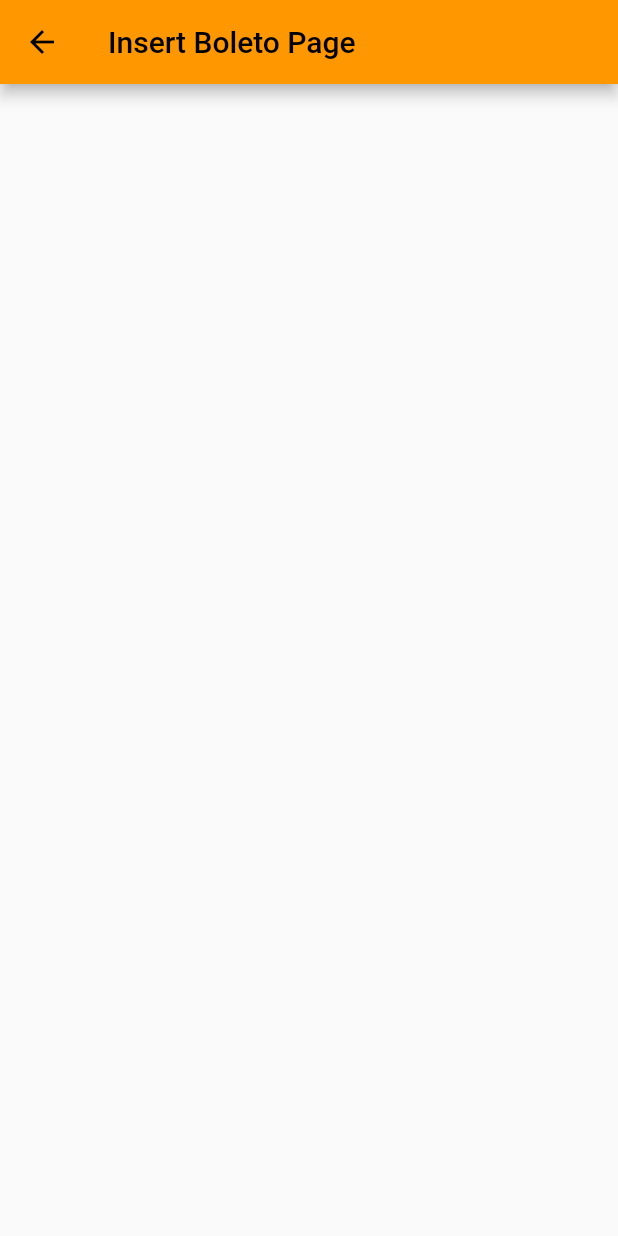
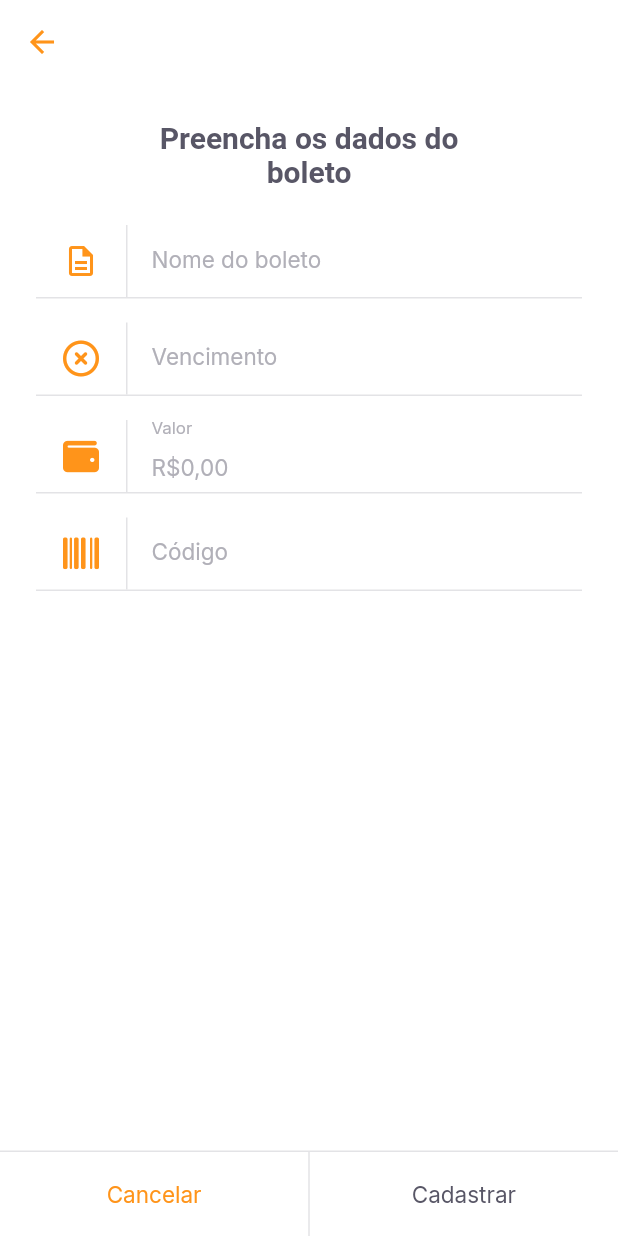
Before and after one commit to AndreyBernardoni/ConnectPay, a Flutter app: the InsertBoletoPage screen opened by its route, on a phone screen of 412 x 824 dp. Run offline on Flutter 3.47's test engine with Material 2 defaults, Android fonts, the phone set to English and light mode, and no system bars; our stand-ins replace camera, firebase_core, flutter_masked_text2, font_awesome_flutter, google_fonts, google_sign_in and 2 more; missing offline and left inert: google_ml_kit; accounts and stored records are empty.

Commit message:
Implementado Insert_page

```diff
--- a/lib/modules/home/home_page.dart
+++ b/lib/modules/home/home_page.dart
@@ -76,7 +76,7 @@
             ),
             GestureDetector(
               onTap: () {
-                Navigator.pushNamed(context, "/barcode_scanner");
+                Navigator.pushNamed(context, "/insert_boleto");
               },
               child: Container(
                 child: Icon(
--- /dev/null
+++ b/lib/modules/insert_boleto/insert_boleto_controller.dart
@@ -0,0 +1,35 @@
+import 'package:flutter/material.dart';
+import '../models/boleto_model.dart';
+
+class InsertBoletoController {
+  final formKey = GlobalKey<FormState>();
+  BoletoModel model = BoletoModel();
+
+  String? validateName(String? value) =>
+      value?.isEmpty ?? true ? "O nome não pode ser vazio" : null;
+  String? validateVencimento(String? value) =>
+      value?.isEmpty ?? true ? "A data de vencimento não pode ser vazio" : null;
+  String? validateValor(double value) =>
+      value == 0 ? "Insira um valor maior que R\$ 0,00" : null;
+  String? validateCodigo(String? value) =>
+      value?.isEmpty ?? true ? "O código do boleto não pode ser vazio" : null;
+
+  void onChange({
+    String? name,
+    String? dueDate,
+    double? value,
+    String? barcode,
+  }) {
+    model = model.copyWith(
+      name: name,
+      dueDate: dueDate,
+      value: value,
+      barcode: barcode,
+    );
+  }
+
+  Future<void> cadastrarBoleto() async {
+    final form = formKey.currentState;
+    if (form!.validate()) {}
+  }
+}
--- a/lib/modules/insert_boleto/insert_boleto_page.dart
+++ b/lib/modules/insert_boleto/insert_boleto_page.dart
@@ -1,13 +1,124 @@
 import 'package:flutter/material.dart';
+import 'package:flutter_masked_text2/flutter_masked_text2.dart';
+import 'package:font_awesome_flutter/font_awesome_flutter.dart';
 
-class InsertBoletoPage extends StatelessWidget {
-  const InsertBoletoPage({Key? key}) : super(key: key);
+import '../../shared/themes/app_colors.dart';
+import '../../shared/themes/app_text_style.dart';
+import '../../shared/widgets/input_text/input_text_widget.dart';
+import '../../shared/widgets/set_label_buttons/set_label_buttons.dart';
+import 'insert_boleto_controller.dart';
+
+class InsertBoletoPage extends StatefulWidget {
+  final String? barcode;
+  const InsertBoletoPage({Key? key, this.barcode}) : super(key: key);
+
+  @override
+  _InsertBoletoPageState createState() => _InsertBoletoPageState();
+}
+
+class _InsertBoletoPageState extends State<InsertBoletoPage> {
+  final controller = InsertBoletoController();
+
+  final moneyInputTextController = MoneyMaskedTextController(
+    leftSymbol: "R\$",
+    decimalSeparator: ",",
+  );
+
+  final dueDateInputTextController = MaskedTextController(mask: "00/00/0000");
+  final barcodeInputTextController = TextEditingController();
+
+  @override
+  void initState() {
+    if (widget.barcode != null) {
+      barcodeInputTextController.text = widget.barcode!;
+    }
+    super.initState();
+  }
 
   @override
   Widget build(BuildContext context) {
     return Scaffold(
+      backgroundColor: AppColors.background,
       appBar: AppBar(
-        title: Text("Insert Boleto Page"),
+        backgroundColor: AppColors.background,
+        elevation: 0,
+        leading: BackButton(
+          color: AppColors.primary,
+        ),
+      ),
+      body: SingleChildScrollView(
+        child: Padding(
+          padding: const EdgeInsets.symmetric(horizontal: 24),
+          child: Column(
+            crossAxisAlignment: CrossAxisAlignment.center,
+            children: [
+              Padding(
+                padding:
+                    const EdgeInsets.symmetric(horizontal: 73, vertical: 24),
+                child: Text(
+                  "Preencha os dados do boleto",
+                  style: TextStyles.titleBoldHeading,
+                  textAlign: TextAlign.center,
+                ),
+              ),
+              Form(
+                  key: controller.formKey,
+                  child: Column(
+                    children: [
+                      InputTextWidget(
+                        label: "Nome do boleto",
+                        icon: Icons.description_outlined,
+                        validator: controller.validateName,
+                        onChanged: (value) {
+                          controller.onChange(name: value);
+                        },
+                      ),
+                      InputTextWidget(
+                        controller: dueDateInputTextController,
+                        label: "Vencimento",
+                        icon: FontAwesomeIcons.circleXmark,
+                        validator: controller.validateVencimento,
+                        onChanged: (value) {
+                          controller.onChange(dueDate: value);
+                        },
+                      ),
+                      InputTextWidget(
+                        controller: moneyInputTextController,
+                        label: "Valor",
+                        icon: FontAwesomeIcons.wallet,
+                        validator: (_) => controller.validateValor(
+                            moneyInputTextController.numberValue),
+                        onChanged: (value) {
+                          controller.onChange(
+                              value: moneyInputTextController.numberValue);
+                        },
+                      ),
+                      InputTextWidget(
+                        controller: barcodeInputTextController,
+                        label: "Código",
+                        icon: FontAwesomeIcons.barcode,
+                        validator: controller.validateCodigo,
+                        onChanged: (value) {
+                          controller.onChange(barcode: value);
+                        },
+                      )
+                    ],
+                  ))
+            ],
+          ),
+        ),
+      ),
+      bottomNavigationBar: SetLabelButtons(
+        enablePrimaryColor: true,
+        primaryLabel: "Cancelar",
+        primaryOnPressed: () {
+          Navigator.pop(context);
+        },
+        secondaryLabel: "Cadastrar",
+        secondaryOnPressed: () async {
+          await controller.cadastrarBoleto();
+          Navigator.pop(context);
+        },
       ),
     );
   }
--- /dev/null
+++ b/lib/modules/models/boleto_model.dart
@@ -0,0 +1,72 @@
+import 'dart:convert';
+
+class BoletoModel {
+  final String? name;
+  final String? dueDate;
+  final double? value;
+  final String? barcode;
+  BoletoModel({
+    this.name,
+    this.dueDate,
+    this.value,
+    this.barcode,
+  });
+
+  BoletoModel copyWith({
+    String? name,
+    String? dueDate,
+    double? value,
+    String? barcode,
+  }) {
+    return BoletoModel(
+      name: name ?? this.name,
+      dueDate: dueDate ?? this.dueDate,
+      value: value ?? this.value,
+      barcode: barcode ?? this.barcode,
+    );
+  }
+
+  Map<String, dynamic> toMap() {
+    return {
+      'name': name,
+      'dueDate': dueDate,
+      'value': value,
+      'barcode': barcode,
+    };
+  }
+
+  factory BoletoModel.fromMap(Map<String, dynamic> map) {
+    return BoletoModel(
+      name: map['name'],
+      dueDate: map['dueDate'],
+      value: map['value'],
+      barcode: map['barcode'],
+    );
+  }
+
+  String toJson() => json.encode(toMap());
+
+  factory BoletoModel.fromJson(String source) =>
+      BoletoModel.fromMap(json.decode(source));
+
+  @override
+  String toString() {
+    return 'BoletoModel(name: $name, dueDate: $dueDate, value: $value, barcode: $barcode)';
+  }
+
+  @override
+  bool operator ==(Object other) {
+    if (identical(this, other)) return true;
+
+    return other is BoletoModel &&
+        other.name == name &&
+        other.dueDate == dueDate &&
+        other.value == value &&
+        other.barcode == barcode;
+  }
+
+  @override
+  int get hashCode {
+    return name.hashCode ^ dueDate.hashCode ^ value.hashCode ^ barcode.hashCode;
+  }
+}
--- a/lib/shared/themes/app_colors.dart
+++ b/lib/shared/themes/app_colors.dart
@@ -11,4 +11,5 @@
   static final stroke = Color(0xFFE3E3E6);
   static final shape = Color(0xFFFAFAFC);
   static final background = Color(0xFFFFFFFF);
+  static final input = Color(0xFFB1B0B8);
 }
--- a/lib/shared/themes/app_text_style.dart
+++ b/lib/shared/themes/app_text_style.dart
@@ -108,4 +108,9 @@
     fontWeight: FontWeight.w600,
     color: AppColors.body,
   );
+  static final input = GoogleFonts.inter(
+    fontSize: 15,
+    fontWeight: FontWeight.w400,
+    color: AppColors.input,
+  );
 }
--- /dev/null
+++ b/lib/shared/widgets/input_text/input_text_widget.dart
@@ -0,0 +1,67 @@
+import 'package:flutter/material.dart';
+
+import '../../themes/app_colors.dart';
+import '../../themes/app_text_style.dart';
+
+class InputTextWidget extends StatelessWidget {
+  final String label;
+  final IconData icon;
+  final String? initalValue;
+  final String? Function(String?)? validator;
+  final TextEditingController? controller;
+  final void Function(String value) onChanged;
+  const InputTextWidget(
+      {Key? key,
+      required this.label,
+      required this.icon,
+      required this.onChanged,
+      this.initalValue,
+      this.validator,
+      this.controller})
+      : super(key: key);
+
+  @override
+  Widget build(BuildContext context) {
+    return Padding(
+      padding: const EdgeInsets.only(bottom: 16),
+      child: Column(
+        children: [
+          TextFormField(
+            controller: controller,
+            initialValue: initalValue,
+            validator: validator,
+            onChanged: onChanged,
+            style: TextStyles.input,
+            decoration: InputDecoration(
+                contentPadding: EdgeInsets.zero,
+                labelText: label,
+                labelStyle: TextStyles.input,
+                icon: Row(
+                  mainAxisSize: MainAxisSize.min,
+                  children: [
+                    Padding(
+                      padding: const EdgeInsets.symmetric(horizontal: 18),
+                      child: Icon(
+                        icon,
+                        color: AppColors.primary,
+                      ),
+                    ),
+                    Container(
+                      width: 1,
+                      height: 48,
+                      color: AppColors.stroke,
+                    )
+                  ],
+                ),
+                border: InputBorder.none),
+          ),
+          Divider(
+            height: 1,
+            thickness: 1,
+            color: AppColors.stroke,
+          )
+        ],
+      ),
+    );
+  }
+}
--- a/lib/shared/widgets/set_label_buttons/set_label_buttons.dart
+++ b/lib/shared/widgets/set_label_buttons/set_label_buttons.dart
@@ -2,6 +2,7 @@
 import 'package:bill_controll/shared/widgets/vertical_divider/vertical_divider_widget.dart';
 import 'package:flutter/material.dart';
 
+import '../../themes/app_colors.dart';
 import '../label_button/label_button.dart';
 
 class SetLabelButtons extends StatelessWidget {
@@ -10,18 +11,31 @@
   final String secondaryLabel;
   final VoidCallback secondaryOnPressed;
   final bool enablePrimaryColor;
-  const SetLabelButtons(
-      {Key? key,
+  final bool enableSecondaryColor;
+  const SetLabelButtons({
+    Key? key,
     required this.primaryLabel,
     required this.primaryOnPressed,
     required this.secondaryLabel,
     required this.secondaryOnPressed,
-      this.enablePrimaryColor = false})
-      : super(key: key);
+    this.enablePrimaryColor = false,
+    this.enableSecondaryColor = false,
+  }) : super(key: key);
 
   @override
   Widget build(BuildContext context) {
-    return SizedBox(
+    return Container(
+      color: AppColors.background,
+      height: 57,
+      child: Column(
+        mainAxisSize: MainAxisSize.min,
+        children: [
+          Divider(
+            thickness: 1,
+            height: 1,
+            color: AppColors.stroke,
+          ),
+          Container(
             height: 56,
             child: Row(
               children: [
@@ -30,13 +44,15 @@
                   label: primaryLabel,
                   onPressed: primaryOnPressed,
                   style: enablePrimaryColor ? TextStyles.buttonPrimary : null,
-            ),
-          ),
+                )),
                 VerticalDividerWidget(),
                 Expanded(
                     child: LabelButton(
                   label: secondaryLabel,
                   onPressed: secondaryOnPressed,
+                  style: enableSecondaryColor ? TextStyles.buttonPrimary : null,
+                ))
+              ],
             ),
           ),
         ],
```
Lines whose indentation alone changed are shown as unchanged.
